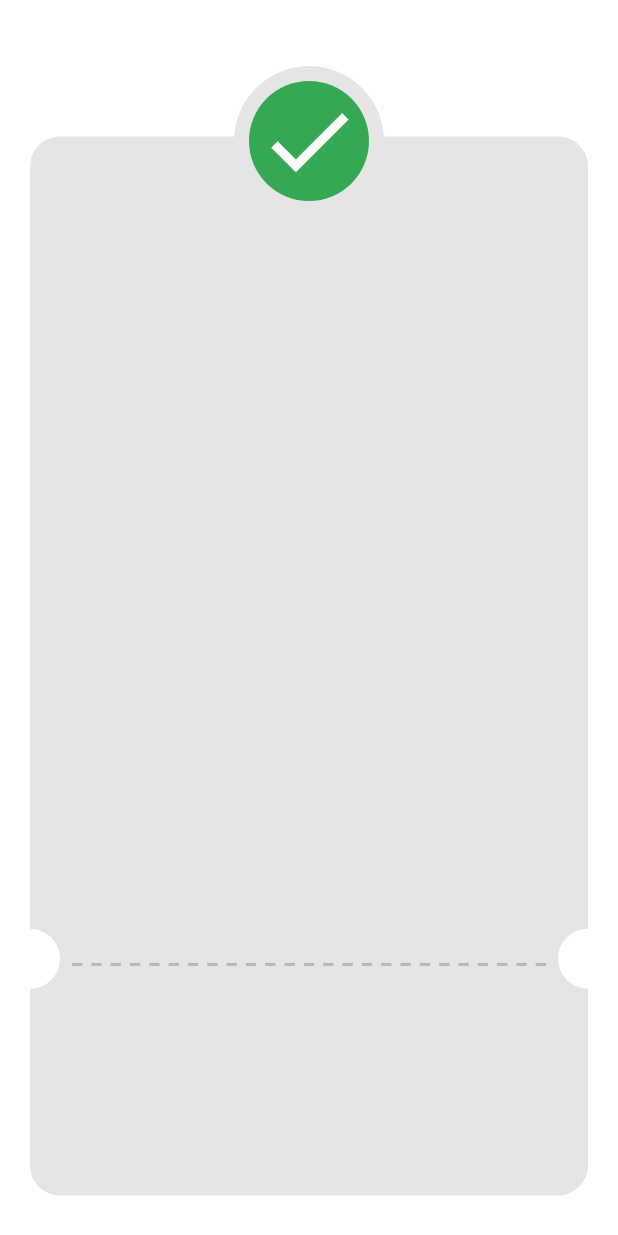
After one commit to PhilopaterNabil/Checkout_Payment-App, a Flutter app: the ThankYouView screen opened directly, on a phone screen of 412 x 824 dp. The commit adds this screen. Run offline on Flutter 3.47's test engine with Material 3 defaults, Android fonts, the phone set to English and light mode, and no system bars; our stand-ins replace flutter_credit_card, flutter_svg.

Commit message:
Add ThankYouView, ThankYouViewBody, CustomCheckIcon, CustomDashedLine, and ThankYouCard for enhanced checkout experience

```diff
--- /dev/null
+++ b/lib/features/checkout/presentation/views/thank_you_view.dart
@@ -0,0 +1,13 @@
+import 'package:checkout_payment_app/features/checkout/presentation/views/widgets/thank_you_view_body.dart';
+import 'package:flutter/material.dart';
+
+class ThankYouView extends StatelessWidget {
+  const ThankYouView({super.key});
+
+  @override
+  Widget build(BuildContext context) {
+    return const Scaffold(
+      body: ThankYouViewBody(),
+    );
+  }
+}
--- /dev/null
+++ b/lib/features/checkout/presentation/views/widgets/custom_check_icon.dart
@@ -0,0 +1,22 @@
+import 'package:flutter/material.dart';
+
+class CustomCheckIcon extends StatelessWidget {
+  const CustomCheckIcon({super.key});
+
+  @override
+  Widget build(BuildContext context) {
+    return CircleAvatar(
+      radius: 50,
+      backgroundColor: Color(0xFFE5E5E5),
+      child: CircleAvatar(
+        radius: 40,
+        backgroundColor: Color(0xFF34A853),
+        child: Icon(
+          Icons.check,
+          size: 70,
+          color: Colors.white,
+        ),
+      ),
+    );
+  }
+}
--- /dev/null
+++ b/lib/features/checkout/presentation/views/widgets/custom_dashed_line.dart
@@ -0,0 +1,23 @@
+import 'package:flutter/material.dart';
+
+class CustomDashedLine extends StatelessWidget {
+  const CustomDashedLine({super.key});
+
+  @override
+  Widget build(BuildContext context) {
+    return Row(
+      children: List.generate(
+        25,
+        (index) => Expanded(
+          child: Padding(
+            padding: const EdgeInsets.symmetric(horizontal: 3),
+            child: Divider(
+              thickness: 2,
+              color: Color(0xFFB8B8B8),
+            ),
+          ),
+        ),
+      ),
+    );
+  }
+}
--- a/lib/features/checkout/presentation/views/widgets/payment_details_view_body.dart
+++ b/lib/features/checkout/presentation/views/widgets/payment_details_view_body.dart
@@ -1,3 +1,4 @@
+import 'package:checkout_payment_app/features/checkout/presentation/views/thank_you_view.dart';
 import 'package:checkout_payment_app/features/checkout/presentation/views/widgets/custom_button.dart';
 import 'package:checkout_payment_app/features/checkout/presentation/views/widgets/custom_credit_card.dart';
 import 'package:checkout_payment_app/features/checkout/presentation/views/widgets/payment_methods.dart';
@@ -36,6 +37,9 @@ class _PaymentDetailsViewBodyState extends State<PaymentDetailsViewBody> {
                   if (formKey.currentState!.validate()) {
                     formKey.currentState!.save();
                   } else {
+                    Navigator.of(context).push(MaterialPageRoute(
+                      builder: (context) => ThankYouView(),
+                    ));
                     autovalidateMode = AutovalidateMode.always;
                     setState(() {});
                   }
--- /dev/null
+++ b/lib/features/checkout/presentation/views/widgets/thank_you_card.dart
@@ -0,0 +1,18 @@
+import 'package:flutter/material.dart';
+
+class ThankYouCard extends StatelessWidget {
+  const ThankYouCard({super.key});
+
+  @override
+  Widget build(BuildContext context) {
+    return Container(
+      margin: EdgeInsets.symmetric(horizontal: 20, vertical: 27),
+      decoration: ShapeDecoration(
+        color: Color(0xFFE5E5E5),
+        shape: RoundedRectangleBorder(
+          borderRadius: BorderRadius.circular(20),
+        ),
+      ),
+    );
+  }
+}
--- /dev/null
+++ b/lib/features/checkout/presentation/views/widgets/thank_you_view_body.dart
@@ -0,0 +1,49 @@
+import 'package:checkout_payment_app/features/checkout/presentation/views/widgets/custom_check_icon.dart';
+import 'package:checkout_payment_app/features/checkout/presentation/views/widgets/custom_dashed_line.dart';
+import 'package:checkout_payment_app/features/checkout/presentation/views/widgets/thank_you_card.dart';
+import 'package:flutter/material.dart';
+
+class ThankYouViewBody extends StatelessWidget {
+  const ThankYouViewBody({super.key});
+
+  @override
+  Widget build(BuildContext context) {
+    return Column(
+      children: [
+        SizedBox(height: 64),
+        Expanded(
+          child: Stack(
+            clipBehavior: Clip.none,
+            children: [
+              ThankYouCard(),
+              Positioned(
+                bottom: MediaQuery.sizeOf(context).height * 0.210,
+                left: 45,
+                right: 45,
+                child: CustomDashedLine(),
+              ),
+              Positioned(
+                left: 0,
+                bottom: MediaQuery.sizeOf(context).height * 0.2,
+                child: CircleAvatar(backgroundColor: Colors.white),
+              ),
+              Positioned(
+                right: 0,
+                bottom: MediaQuery.sizeOf(context).height * 0.2,
+                child: CircleAvatar(
+                  backgroundColor: Colors.white,
+                ),
+              ),
+              Positioned(
+                left: 0,
+                right: 0,
+                top: -20,
+                child: CustomCheckIcon(),
+              )
+            ],
+          ),
+        ),
+      ],
+    );
+  }
+}
```
